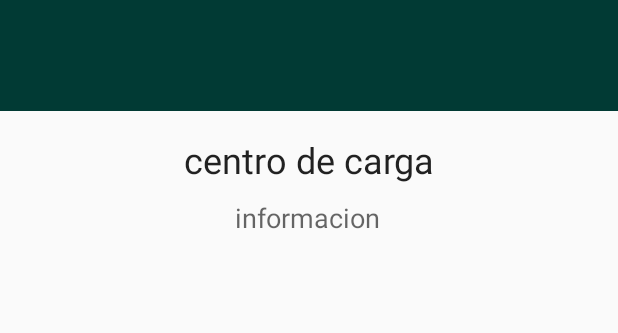
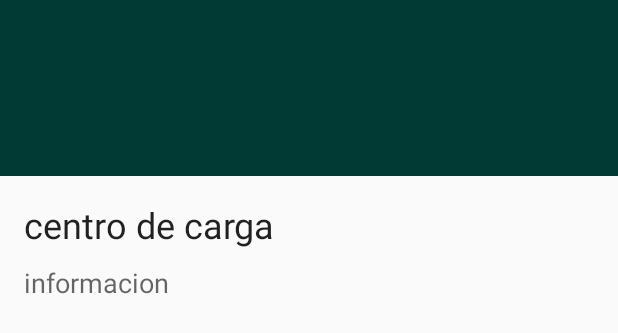
Before and after one commit to degzm/iPow, an Android app: the layout customdialog.xml on its own in the app's theme, with its tools: preview values and no code run, on a phone screen of 412 x 824 dp. Shown: the top 333 px of the screen. Run offline under Robolectric (Android 15) with nearby library versions, the phone set to English and light mode, and no system bars.

Commit message:
Minor Fixes

```diff
--- a/app/src/main/java/dev/deg/ipow/Database.java
+++ b/app/src/main/java/dev/deg/ipow/Database.java
@@ -4,8 +4,6 @@ import android.content.ContentValues;
 import android.content.Context;
 import android.database.sqlite.SQLiteDatabase;
 import android.database.sqlite.SQLiteOpenHelper;
-
-import androidx.annotation.Nullable;
 
 public class Database extends SQLiteOpenHelper {
     //Version de la base de datos
--- a/app/src/main/res/layout/customdialog.xml
+++ b/app/src/main/res/layout/customdialog.xml
@@ -6,7 +6,7 @@
 
     <RelativeLayout
         android:layout_width="match_parent"
-        android:layout_height="74dp"
+        android:layout_height="117dp"
         android:background="#013A34" />
 
     <LinearLayout
@@ -17,10 +17,10 @@
 
         <TextView
             android:id="@+id/tv1"
-            android:layout_width="match_parent"
+            android:layout_width="377dp"
             android:layout_height="wrap_content"
             android:text="@string/centro_de_carga"
-            android:textAlignment="center"
+            android:textAlignment="gravity"
             android:textAppearance="@style/TextAppearance.AppCompat.Headline" />
 
         <TextView
@@ -29,7 +29,7 @@
             android:layout_height="84dp"
             android:layout_marginTop="10dp"
             android:text="@string/informacion"
-            android:textAlignment="center"
+            android:textAlignment="gravity"
             android:textAppearance="@style/TextAppearance.AppCompat.Medium" />
 
 
```
Also changed, not shown: app/src/main/java/dev/deg/ipow/MapsActivity.java (+11 -21 lines).
